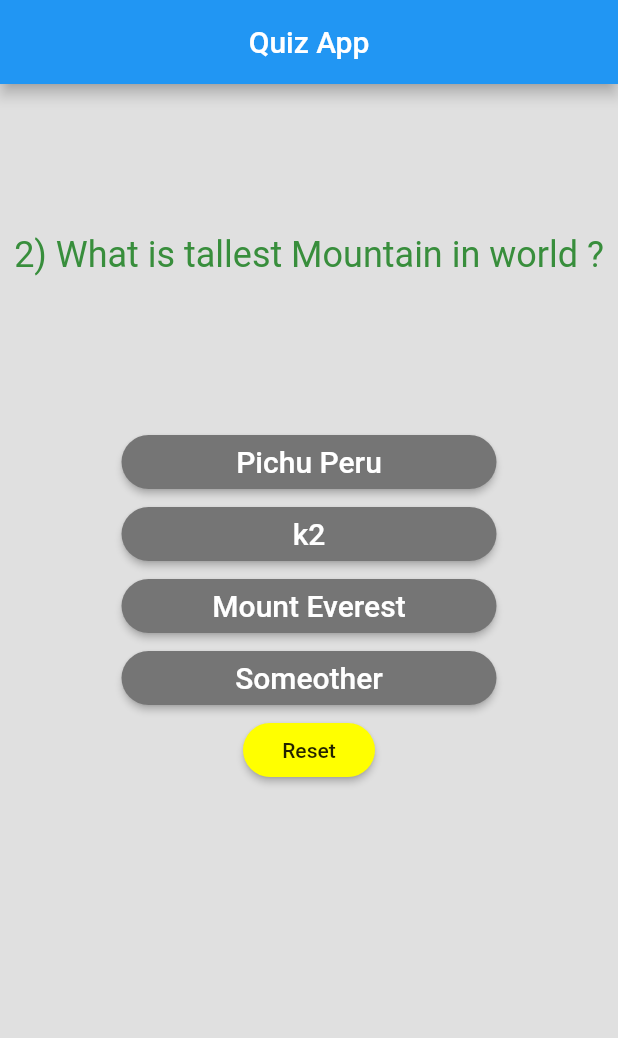
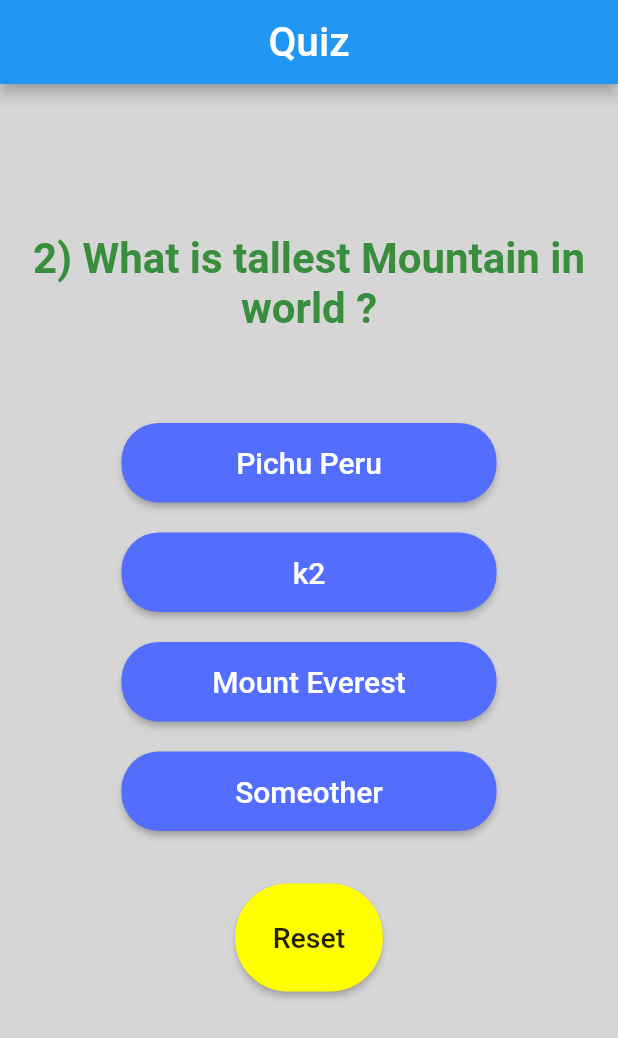
Before and after one commit to UtkarshMish/Quiz-App, a Flutter app: the screen it shows after launch, after a tap on "Delhi", on a phone screen of 412 x 824 dp. Shown: the top 1038 px of the screen. Run offline on Flutter 3.47's test engine with Material 2 defaults, Android fonts, the phone set to English and light mode, and no system bars.

Commit message:
refactor code

```diff
--- a/lib/main.dart
+++ b/lib/main.dart
@@ -1,6 +1,6 @@
 import 'package:Quiz/class/QuizQuestion.dart';
-import 'package:Quiz/util/answers.dart';
-import 'package:Quiz/util/questions.dart';
+import 'package:Quiz/util/questionContainer.dart';
+import 'package:Quiz/util/testCompletion.dart';
 import 'package:flutter/cupertino.dart';
 import 'package:flutter/material.dart';
 
@@ -21,16 +21,19 @@ class MyAppState extends State<MyApp> {
         ['Pichu Peru', "k2", "Mount Everest", "Someother"])
   ];
   int questionIndex = 0;
+  bool isCompleted = false;
   void answerQuestion() {
     setState(() {
-      if (questionIndex < questions.length - 1) questionIndex++;
+      if (questionIndex < questions.length - 1)
+        questionIndex++;
+      else if (questionIndex == questions.length - 1) isCompleted = true;
     });
-    print("answered Question");
   }
 
   void handleReset() {
     setState(() {
       questionIndex = 0;
+      isCompleted = false;
     });
   }
 
@@ -39,27 +42,20 @@ class MyAppState extends State<MyApp> {
     return MaterialApp(
       home: Scaffold(
         appBar: AppBar(
-          title: Text("Quiz App"),
+          title: Text(
+            "Quiz",
+            style: TextStyle(fontSize: 27),
+          ),
           centerTitle: true,
         ),
-        body: Column(
-          children: [
-            Questions(questionIndex, questions[questionIndex].getQuestion),
-            ...questions[questionIndex].getAnswer.map((ans) => Answers(
-                  ans,
-                  handlePress: answerQuestion,
-                )),
-            RaisedButton(
-              onPressed: questionIndex != 0 ? handleReset : null,
-              child: Text("Reset"),
-              color: Colors.yellowAccent,
-              shape: RoundedRectangleBorder(
-                  borderRadius: BorderRadius.circular(60)),
-              disabledColor: Colors.grey[300],
-            )
-          ],
-        ),
-        backgroundColor: Colors.grey[300],
+        body: !isCompleted
+            ? questionContainer(
+                questionIndex: questionIndex,
+                questions: questions,
+                answerQuestion: answerQuestion,
+                handleReset: handleReset)
+            : testCompletion(handleReset: handleReset),
+        backgroundColor: Colors.grey[350],
       ),
     );
   }
--- a/lib/util/answers.dart
+++ b/lib/util/answers.dart
@@ -7,10 +7,12 @@ class Answers extends StatelessWidget {
   @override
   Widget build(BuildContext context) {
     return Container(
+      margin: EdgeInsets.all(10),
       child: RaisedButton(
         onPressed: handlePress,
-        shape: RoundedRectangleBorder(borderRadius: BorderRadius.circular(18)),
-        color: Colors.grey[600],
+        shape: RoundedRectangleBorder(borderRadius: BorderRadius.circular(25)),
+        color: Colors.indigoAccent,
+        padding: EdgeInsets.all(15),
         child: Text(
           this.answerValue,
           style: TextStyle(color: Colors.white, fontSize: 20),
--- /dev/null
+++ b/lib/util/questionContainer.dart
@@ -0,0 +1,22 @@
+import 'package:Quiz/util/answers.dart';
+import 'package:Quiz/util/questions.dart';
+import 'package:Quiz/util/resetButton.dart';
+import 'package:flutter/cupertino.dart';
+import 'package:flutter/material.dart';
+
+Widget questionContainer(
+    {questionIndex, questions, answerQuestion, handleReset}) {
+  return Column(children: [
+    Questions(questionIndex, questions[questionIndex].getQuestion),
+    ...questions[questionIndex].getAnswer.map((ans) => Answers(
+          ans,
+          handlePress: answerQuestion,
+        )),
+    resetButton(
+        name: "Reset",
+        handleReset: handleReset,
+        questionIndex: questionIndex,
+        bgColor: Colors.yellowAccent,
+        bdrRadius: BorderRadius.circular(35))
+  ]);
+}
--- a/lib/util/questions.dart
+++ b/lib/util/questions.dart
@@ -10,10 +10,13 @@ class Questions extends StatelessWidget {
       child: Text(
         "${this.questionNumber + 1}) ${this.questionValue} ?",
         textAlign: TextAlign.center,
-        style: TextStyle(color: Colors.green[700], fontSize: 24),
+        style: TextStyle(
+            color: Colors.green[700],
+            fontSize: 28,
+            fontWeight: FontWeight.w700),
       ),
       width: 500,
-      margin: EdgeInsets.only(top: 100, bottom: 100),
+      margin: EdgeInsets.only(top: 100, bottom: 50),
     );
   }
 }
--- /dev/null
+++ b/lib/util/resetButton.dart
@@ -0,0 +1,20 @@
+import 'package:flutter/cupertino.dart';
+import 'package:flutter/material.dart';
+
+Widget resetButton(
+    {name, handleReset, questionIndex = 1, bgColor = Colors.teal, bdrRadius}) {
+  return Container(
+    margin: EdgeInsets.all(25),
+    child: RaisedButton(
+      padding: EdgeInsets.all(25),
+      onPressed: questionIndex != 0 ? handleReset : null,
+      color: bgColor,
+      disabledColor: Colors.grey[350],
+      shape: RoundedRectangleBorder(borderRadius: bdrRadius),
+      child: Text(
+        name,
+        style: TextStyle(fontSize: 19),
+      ),
+    ),
+  );
+}
--- /dev/null
+++ b/lib/util/testCompletion.dart
@@ -0,0 +1,22 @@
+import 'package:Quiz/util/resetButton.dart';
+import 'package:flutter/material.dart';
+
+Widget testCompletion({handleReset}) {
+  return Container(
+    width: 500,
+    margin: EdgeInsets.only(top: 250),
+    child: Column(
+      children: [
+        Text(
+          "Test Completed Successfully !",
+          style: TextStyle(fontSize: 27, fontWeight: FontWeight.bold),
+          textAlign: TextAlign.center,
+        ),
+        resetButton(
+            name: "Retake Quiz",
+            handleReset: handleReset,
+            bdrRadius: BorderRadiusDirectional.circular(10))
+      ],
+    ),
+  );
+}
```
